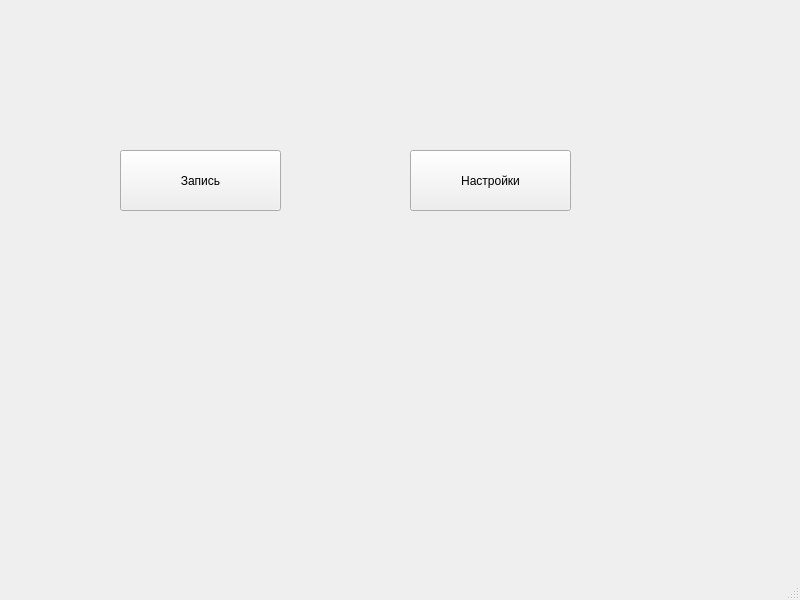
naykama/Doctor.Appointment, file CourseWorkQt.ui: the form before one commit.
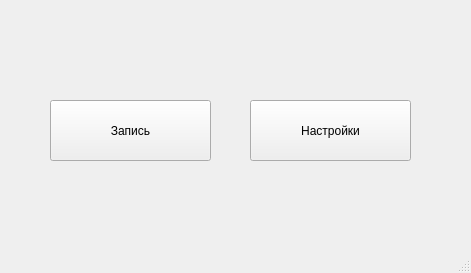
The form after the commit.

Patch:
```diff
--- a/CourseWorkQt.ui
+++ b/CourseWorkQt.ui
@@ -6,8 +6,8 @@
    <rect>
     <x>0</x>
     <y>0</y>
-    <width>800</width>
-    <height>600</height>
+    <width>471</width>
+    <height>273</height>
    </rect>
   </property>
   <property name="windowTitle">
@@ -17,8 +17,8 @@
    <widget class="QPushButton" name="appointButton">
     <property name="geometry">
      <rect>
-      <x>120</x>
-      <y>150</y>
+      <x>50</x>
+      <y>100</y>
       <width>161</width>
       <height>61</height>
      </rect>
@@ -30,8 +30,8 @@
    <widget class="QPushButton" name="fixButton">
     <property name="geometry">
      <rect>
-      <x>410</x>
-      <y>150</y>
+      <x>250</x>
+      <y>100</y>
       <width>161</width>
       <height>61</height>
      </rect>
```
Left out of the diff: 2 changed lines with no effect on the pictures.
